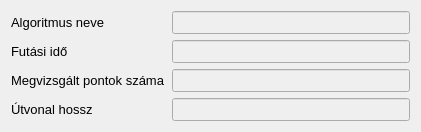
WhoiisThisGuy/TRUE, file dialogresults.ui: the form before one commit.
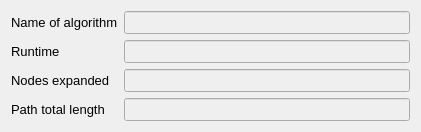
The form after the commit.

```diff
--- a/dialogresults.ui
+++ b/dialogresults.ui
@@ -22,7 +22,7 @@
       </font>
      </property>
      <property name="text">
-      <string>Algoritmus neve</string>
+      <string>Name of algorithm</string>
      </property>
     </widget>
    </item>
@@ -46,7 +46,7 @@
       </font>
      </property>
      <property name="text">
-      <string>Futási idő</string>
+      <string>Runtime</string>
      </property>
     </widget>
    </item>
@@ -70,7 +70,7 @@
       </font>
      </property>
      <property name="text">
-      <string>Megvizsgált pontok száma</string>
+      <string>Nodes expanded</string>
      </property>
     </widget>
    </item>
@@ -94,7 +94,7 @@
       </font>
      </property>
      <property name="text">
-      <string>Útvonal hossz</string>
+      <string>Path total length</string>
      </property>
     </widget>
    </item>
```
